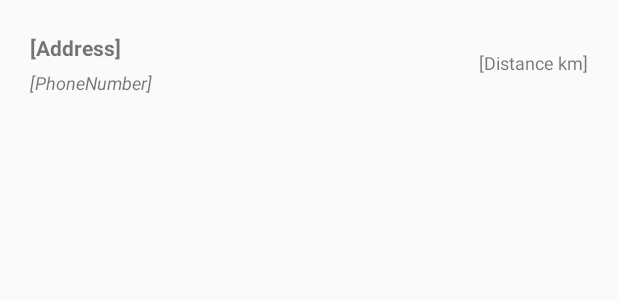
After one commit to Kstrik/Eindopdracht_Client_Side_Development, an Android app: the layout mcdonalds_recent_list_item.xml on its own in the app's theme, with its tools: preview values and no code run, on a phone screen of 412 x 824 dp. The commit adds this screen. Shown: the top 300 px of the screen. Run offline under Robolectric (Android 15) with nearby library versions, the phone set to English and light mode, and no system bars; network calls fail.

Commit message:
Added seperate mcdonalds list item for recent

```diff
--- a/app/src/main/java/com/example/eindopdracht_client_side_development_app/util/DatabaseHandler.java
+++ b/app/src/main/java/com/example/eindopdracht_client_side_development_app/util/DatabaseHandler.java
@@ -67,7 +67,7 @@ public class DatabaseHandler extends SQLiteOpenHelper
             do
             {
                 int id = mcDonaldCursor.getInt(mcDonaldCursor.getColumnIndex("id"));
-                String adress = mcDonaldCursor.getString(mcDonaldCursor.getColumnIndex("address"));
+                String address = mcDonaldCursor.getString(mcDonaldCursor.getColumnIndex("address"));
                 double latitude = mcDonaldCursor.getDouble(mcDonaldCursor.getColumnIndex("latitude"));
                 double longitude = mcDonaldCursor.getDouble(mcDonaldCursor.getColumnIndex("longitude"));
                 String phonenumber = mcDonaldCursor.getString(mcDonaldCursor.getColumnIndex("phonenumber"));
@@ -75,7 +75,7 @@ public class DatabaseHandler extends SQLiteOpenHelper
 
                 LatLng latLng = new LatLng(latitude,longitude);
 
-                McDonalds mcDonald = new McDonalds(id, adress, phonenumber, latLng, isFavorite);
+                McDonalds mcDonald = new McDonalds(id, address, phonenumber, latLng, isFavorite);
 
                 mcDonalds.add(mcDonald);
             } while (mcDonaldCursor.moveToNext());
@@ -101,8 +101,10 @@ public class DatabaseHandler extends SQLiteOpenHelper
 
         return true;
     }
-    public void readJsonFile(){
-        try {
+    public void readJsonFile()
+    {
+        try
+        {
             JSONObject jsonObject = new JSONObject(loadJSONFromAsset("McDonaldsList.json"));
             JSONArray jsonArray = jsonObject.getJSONArray("restaurants");
             for (int i = 0; i < jsonArray.length(); i++){
@@ -119,7 +121,9 @@ public class DatabaseHandler extends SQLiteOpenHelper
 
                 addMcDonalds(mcDonalds);
             }
-        }catch (Exception e){
+        }
+        catch (Exception e)
+        {
             e.printStackTrace();
         }
     }
--- a/app/src/main/java/com/example/eindopdracht_client_side_development_app/views/McDonaldsAdapter.java
+++ b/app/src/main/java/com/example/eindopdracht_client_side_development_app/views/McDonaldsAdapter.java
@@ -28,11 +28,13 @@ public class McDonaldsAdapter extends RecyclerView.Adapter<McDonaldsAdapter.McDo
 {
     private ArrayList<McDonalds> dataset;
     private Context context;
+    private boolean isRecent;
 
-    public McDonaldsAdapter(ArrayList<McDonalds> dataset, Context context)
+    public McDonaldsAdapter(ArrayList<McDonalds> dataset, Context context, boolean isRecent)
     {
         this.dataset = dataset;
         this.context = context;
+        this.isRecent = isRecent;
     }
 
     private ViewGroup parent;
@@ -44,7 +46,7 @@ public class McDonaldsAdapter extends RecyclerView.Adapter<McDonaldsAdapter.McDo
         this.parent = parent;
 
         LayoutInflater inflater = LayoutInflater.from(parent.getContext());
-        View view = inflater.inflate(R.layout.mcdonalds_list_item, parent, false);
+        View view = inflater.inflate((!this.isRecent) ? R.layout.mcdonalds_list_item : R.layout.mcdonalds_recent_list_item, parent, false);
         return new McDonaldsViewHolder(view);
     }
 
@@ -55,6 +57,8 @@ public class McDonaldsAdapter extends RecyclerView.Adapter<McDonaldsAdapter.McDo
         holder.address.setText(mcDonalds.getAddress());
         holder.phoneNumber.setText(this.context.getString(R.string.phonenumber) + " " + mcDonalds.getPhoneNumber());
 
+        if(!this.isRecent)
+        {
             final FloatingActionButton favoriteButton = holder.favoriteButton;
             favoriteButton.setImageResource((mcDonalds.isFavorite()) ?  R.drawable.ic_star_white_24dp : R.drawable.ic_star_border_white_24dp);
 
@@ -71,6 +75,7 @@ public class McDonaldsAdapter extends RecyclerView.Adapter<McDonaldsAdapter.McDo
                     DatabaseHandler.getInstance().updateMcDonalds(mcDonalds);
                 }
             });
+        }
 
         LatLng lastLocation = LocationAPIManager.getInstance().getLastLocation();
         if(lastLocation != null)
--- a/app/src/main/java/com/example/eindopdracht_client_side_development_app/views/McDonaldsSelection.java
+++ b/app/src/main/java/com/example/eindopdracht_client_side_development_app/views/McDonaldsSelection.java
@@ -67,7 +67,7 @@ public class McDonaldsSelection extends AppCompatActivity implements LocationAPI
 
         this.recentView.setLayoutManager(new GridLayoutManager(this, 1, GridLayoutManager.VERTICAL, false));
         this.recyclerView.setLayoutManager(new GridLayoutManager(this, 1, GridLayoutManager.VERTICAL, false));
-        this.mcDonaldsAdapter = new McDonaldsAdapter(this.mcDonaldsList, this);
+        this.mcDonaldsAdapter = new McDonaldsAdapter(this.mcDonaldsList, this, false);
 
         this.recyclerView.setAdapter(this.mcDonaldsAdapter);
 
@@ -78,7 +78,7 @@ public class McDonaldsSelection extends AppCompatActivity implements LocationAPI
             this.recentLayout.setVisibility(View.VISIBLE);
             ArrayList<McDonalds> recentList = new ArrayList<McDonalds>();
             recentList.add(recent);
-            this.recentAdapter = new McDonaldsAdapter(recentList, this);
+            this.recentAdapter = new McDonaldsAdapter(recentList, this, true);
             this.recentView.setAdapter(this.recentAdapter);
         }
 
@@ -102,9 +102,8 @@ public class McDonaldsSelection extends AppCompatActivity implements LocationAPI
             ArrayList<McDonalds> recentList = new ArrayList<McDonalds>();
             recentList.add(recent);
             this.recentAdapter.setDataset(recentList);
+            this.recentAdapter.notifyDataSetChanged();
         }
-
-        this.recentAdapter.notifyDataSetChanged();
     }
 
     public void onSearchInRangeClick(View view)
--- /dev/null
+++ b/app/src/main/res/layout/mcdonalds_recent_list_item.xml
@@ -0,0 +1,49 @@
+<?xml version="1.0" encoding="utf-8"?>
+<androidx.constraintlayout.widget.ConstraintLayout xmlns:android="http://schemas.android.com/apk/res/android"
+    xmlns:app="http://schemas.android.com/apk/res-auto"
+    xmlns:tools="http://schemas.android.com/tools"
+    android:id="@+id/ConstraintLayout"
+    android:layout_width="match_parent"
+    android:layout_height="wrap_content"
+    android:orientation="vertical"
+    android:foreground="?android:attr/selectableItemBackground">
+
+    <TextView
+        android:id="@+id/lbl_Address"
+        android:layout_width="wrap_content"
+        android:layout_height="wrap_content"
+        android:layout_marginStart="20dp"
+        android:layout_marginBottom="20dp"
+        android:text="[Address]"
+        android:textStyle="bold"
+        app:layout_constraintBottom_toBottomOf="parent"
+        app:layout_constraintStart_toStartOf="parent"
+        app:layout_constraintTop_toTopOf="parent" />
+
+    <TextView
+        android:id="@+id/lbl_PhoneNumber"
+        android:layout_width="wrap_content"
+        android:layout_height="wrap_content"
+        android:layout_marginTop="5dp"
+        android:layout_marginBottom="20dp"
+        android:text="[PhoneNumber]"
+        android:textSize="12sp"
+        android:textStyle="italic"
+        app:layout_constraintBottom_toBottomOf="parent"
+        app:layout_constraintStart_toStartOf="@+id/lbl_Address"
+        app:layout_constraintTop_toBottomOf="@+id/lbl_Address" />
+
+    <TextView
+        android:id="@+id/lbl_Distance"
+        android:layout_width="wrap_content"
+        android:layout_height="wrap_content"
+        android:layout_marginTop="20dp"
+        android:layout_marginEnd="20dp"
+        android:layout_marginBottom="20dp"
+        android:text="[Distance km]"
+        android:textSize="12sp"
+        app:layout_constraintBottom_toBottomOf="parent"
+        app:layout_constraintEnd_toEndOf="parent"
+        app:layout_constraintTop_toTopOf="parent" />
+
+</androidx.constraintlayout.widget.ConstraintLayout>
```
Also changed, not shown: 1 other file. Lines whose indentation alone changed are shown as unchanged.
